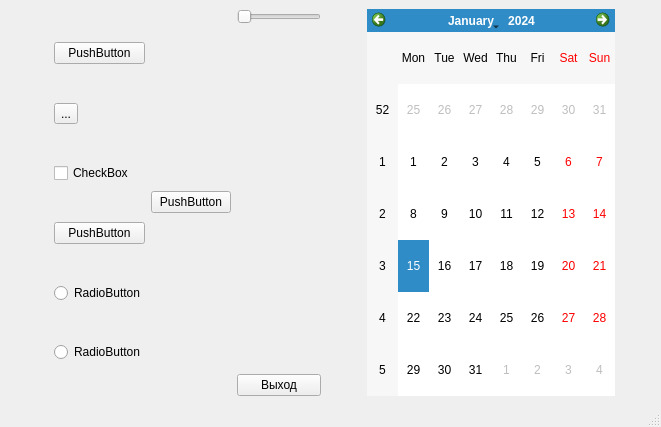
First picture: the form in QT_6/test6/mainwindow.ui, repository Azonfox/CPPQT, before the edit.
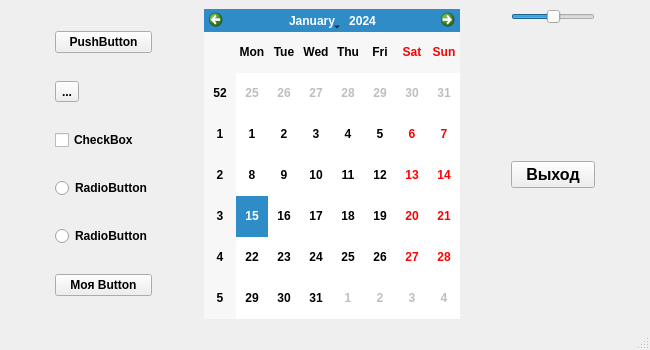
Second picture: the form after the edit.

```diff
--- a/QT_6/test6/mainwindow.ui
+++ b/QT_6/test6/mainwindow.ui
@@ -6,10 +6,79 @@
    <rect>
     <x>0</x>
     <y>0</y>
-    <width>661</width>
-    <height>427</height>
+    <width>650</width>
+    <height>350</height>
    </rect>
   </property>
+  <property name="sizePolicy">
+   <sizepolicy hsizetype="Minimum" vsizetype="Minimum">
+    <horstretch>10</horstretch>
+    <verstretch>10</verstretch>
+   </sizepolicy>
+  </property>
+  <property name="minimumSize">
+   <size>
+    <width>400</width>
+    <height>200</height>
+   </size>
+  </property>
+  <property name="maximumSize">
+   <size>
+    <width>700</width>
+    <height>400</height>
+   </size>
+  </property>
+  <property name="sizeIncrement">
+   <size>
+    <width>100</width>
+    <height>100</height>
+   </size>
+  </property>
+  <property name="palette">
+   <palette>
+    <active>
+     <colorrole role="Window">
+      <brush brushstyle="SolidPattern">
+       <color alpha="255">
+        <red>143</red>
+        <green>240</green>
+        <blue>164</blue>
+       </color>
+      </brush>
+     </colorrole>
+    </active>
+    <inactive>
+     <colorrole role="Window">
+      <brush brushstyle="SolidPattern">
+       <color alpha="255">
+        <red>239</red>
+        <green>239</green>
+        <blue>239</blue>
+       </color>
+      </brush>
+     </colorrole>
+    </inactive>
+    <disabled>
+     <colorrole role="Window">
+      <brush brushstyle="SolidPattern">
+       <color alpha="255">
+        <red>143</red>
+        <green>240</green>
+        <blue>164</blue>
+       </color>
+      </brush>
+     </colorrole>
+    </disabled>
+   </palette>
+  </property>
+  <property name="font">
+   <font>
+    <bold>true</bold>
+   </font>
+  </property>
+  <property name="cursor">
+   <cursorShape>ArrowCursor</cursorShape>
+  </property>
   <property name="windowTitle">
    <string>MainWindow</string>
   </property>
@@ -53,13 +122,6 @@
           </property>
          </widget>
         </item>
-        <item>
-         <widget class="QPushButton" name="pushButton_3">
-          <property name="text">
-           <string>PushButton</string>
-          </property>
-         </widget>
-        </item>
         <item>
          <widget class="QRadioButton" name="radioButton">
           <property name="text">
@@ -74,24 +136,56 @@
           </property>
          </widget>
         </item>
+        <item>
+         <widget class="QPushButton" name="pushButton">
+          <property name="text">
+           <string>Моя Button</string>
+          </property>
+         </widget>
+        </item>
        </layout>
       </item>
-      <item>
-       <widget class="QPushButton" name="pushButton">
-        <property name="text">
-         <string>PushButton</string>
-        </property>
-       </widget>
-      </item>
      </layout>
     </item>
+    <item>
+     <spacer name="horizontalSpacer_4">
+      <property name="orientation">
+       <enum>Qt::Horizontal</enum>
+      </property>
+      <property name="sizeHint" stdset="0">
+       <size>
+        <width>40</width>
+        <height>20</height>
+       </size>
+      </property>
+     </spacer>
+    </item>
     <item>
      <layout class="QHBoxLayout" name="horizontalLayout"/>
     </item>
+    <item>
+     <widget class="QCalendarWidget" name="calendarWidget"/>
+    </item>
+    <item>
+     <spacer name="horizontalSpacer_3">
+      <property name="orientation">
+       <enum>Qt::Horizontal</enum>
+      </property>
+      <property name="sizeHint" stdset="0">
+       <size>
+        <width>17</width>
+        <height>20</height>
+       </size>
+      </property>
+     </spacer>
+    </item>
     <item>
      <layout class="QVBoxLayout" name="verticalLayout_2">
       <item>
        <widget class="QSlider" name="horizontalSlider">
+        <property name="value">
+         <number>50</number>
+        </property>
         <property name="orientation">
          <enum>Qt::Horizontal</enum>
         </property>
@@ -112,11 +206,88 @@
       </item>
       <item>
        <widget class="QPushButton" name="pushButton_2">
+        <property name="sizePolicy">
+         <sizepolicy hsizetype="Minimum" vsizetype="Maximum">
+          <horstretch>9</horstretch>
+          <verstretch>8</verstretch>
+         </sizepolicy>
+        </property>
+        <property name="palette">
+         <palette>
+          <active>
+           <colorrole role="Button">
+            <brush brushstyle="SolidPattern">
+             <color alpha="255">
+              <red>248</red>
+              <green>228</green>
+              <blue>92</blue>
+             </color>
+            </brush>
+           </colorrole>
+          </active>
+          <inactive>
+           <colorrole role="Button">
+            <brush brushstyle="SolidPattern">
+             <color alpha="255">
+              <red>239</red>
+              <green>239</green>
+              <blue>239</blue>
+             </color>
+            </brush>
+           </colorrole>
+          </inactive>
+          <disabled>
+           <colorrole role="Button">
+            <brush brushstyle="SolidPattern">
+             <color alpha="255">
+              <red>248</red>
+              <green>228</green>
+              <blue>92</blue>
+             </color>
+            </brush>
+           </colorrole>
+          </disabled>
+         </palette>
+        </property>
+        <property name="font">
+         <font>
+          <pointsize>12</pointsize>
+          <bold>true</bold>
+         </font>
+        </property>
+        <property name="cursor">
+         <cursorShape>PointingHandCursor</cursorShape>
+        </property>
+        <property name="toolTip">
+         <string comment="12345" extracomment="Выход из приложения">&lt;html&gt;&lt;head/&gt;&lt;body&gt;&lt;p&gt;&lt;span style=&quot; font-weight:700; color:#e01b24;&quot;&gt;Это просто кнопка выхода из приложения!&lt;/span&gt;&lt;/p&gt;&lt;/body&gt;&lt;/html&gt;</string>
+        </property>
+        <property name="toolTipDuration">
+         <number>-1</number>
+        </property>
+        <property name="statusTip">
+         <string>StatusTip=1</string>
+        </property>
+        <property name="whatsThis">
+         <string>WhThis2</string>
+        </property>
         <property name="text">
          <string>Выход</string>
         </property>
        </widget>
       </item>
+      <item>
+       <spacer name="verticalSpacer_2">
+        <property name="orientation">
+         <enum>Qt::Vertical</enum>
+        </property>
+        <property name="sizeHint" stdset="0">
+         <size>
+          <width>20</width>
+          <height>40</height>
+         </size>
+        </property>
+       </spacer>
+      </item>
      </layout>
     </item>
     <item>
@@ -132,22 +303,6 @@
       </property>
      </spacer>
     </item>
-    <item>
-     <widget class="QCalendarWidget" name="calendarWidget"/>
-    </item>
-    <item>
-     <spacer name="horizontalSpacer_3">
-      <property name="orientation">
-       <enum>Qt::Horizontal</enum>
-      </property>
-      <property name="sizeHint" stdset="0">
-       <size>
-        <width>17</width>
-        <height>20</height>
-       </size>
-      </property>
-     </spacer>
-    </item>
    </layout>
   </widget>
   <widget class="QMenuBar" name="menubar">
```
Left out of the diff: 7 changed lines with no effect on the pictures.
